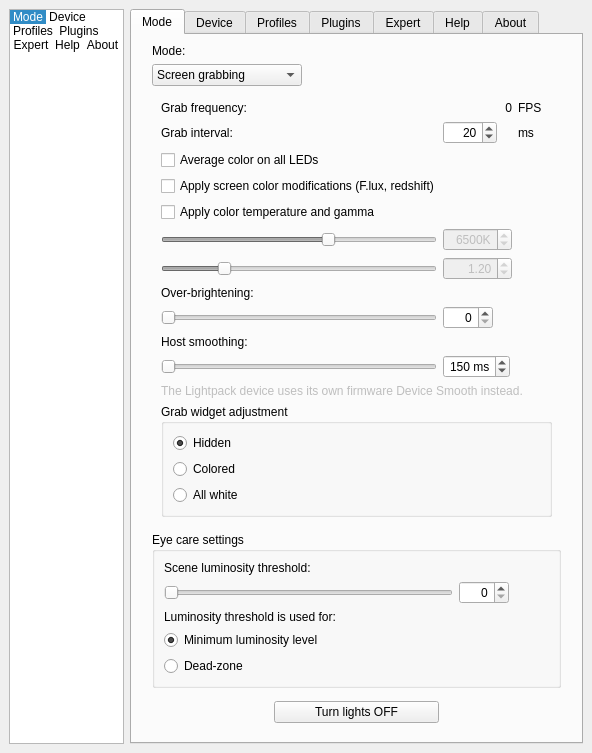
Qt form Software/src/SettingsWindow.ui (locasmendes/Lightpack) before a commit.
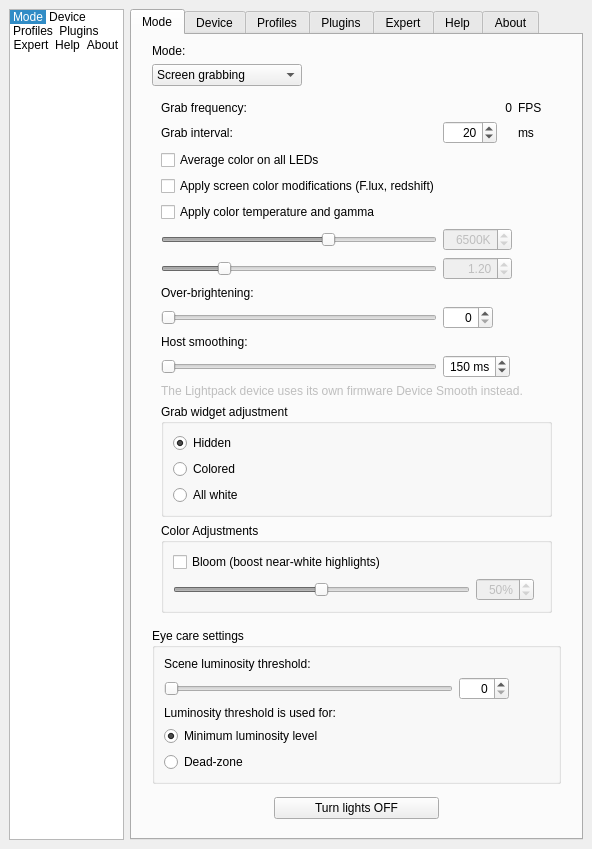
The same form after that commit. The open tabs and pages were chosen to show the change. Icons and pictures are not drawn. Custom widgets are drawn as their Qt base class.

Commit message: Add Bloom effect for near-white/lens-flare highlights (Fase 4)

Patch:
```diff
--- a/Software/src/SettingsWindow.ui
+++ b/Software/src/SettingsWindow.ui
@@ -826,6 +826,68 @@
               </layout>
              </widget>
             </item>
+            <item>
+             <widget class="QGroupBox" name="groupBox_ColorAdjustments">
+              <property name="title">
+               <string>Color Adjustments</string>
+              </property>
+              <layout class="QGridLayout" name="gridLayout_ColorAdjustments">
+               <item row="0" column="0" colspan="3">
+                <widget class="QCheckBox" name="checkBox_GrabBloomEnabled">
+                 <property name="whatsThis">
+                  <string>&lt;h4&gt;Bloom&lt;/h4&gt;
+
+Boosts near-white, low-saturation pixels (lens flares, bright highlights) to make them stand out more.</string>
+                 </property>
+                 <property name="text">
+                  <string>Bloom (boost near-white highlights)</string>
+                 </property>
+                </widget>
+               </item>
+               <item row="1" column="0">
+                <widget class="QSlider" name="horizontalSlider_GrabBloomIntensity">
+                 <property name="enabled">
+                  <bool>false</bool>
+                 </property>
+                 <property name="minimum">
+                  <number>0</number>
+                 </property>
+                 <property name="maximum">
+                  <number>100</number>
+                 </property>
+                 <property name="value">
+                  <number>50</number>
+                 </property>
+                 <property name="orientation">
+                  <enum>Qt::Horizontal</enum>
+                 </property>
+                </widget>
+               </item>
+               <item row="1" column="1">
+                <widget class="QSpinBox" name="spinBox_GrabBloomIntensity">
+                 <property name="enabled">
+                  <bool>false</bool>
+                 </property>
+                 <property name="alignment">
+                  <set>Qt::AlignRight|Qt::AlignTrailing|Qt::AlignVCenter</set>
+                 </property>
+                 <property name="suffix">
+                  <string notr="true">%</string>
+                 </property>
+                 <property name="minimum">
+                  <number>0</number>
+                 </property>
+                 <property name="maximum">
+                  <number>100</number>
+                 </property>
+                 <property name="value">
+                  <number>50</number>
+                 </property>
+                </widget>
+               </item>
+              </layout>
+             </widget>
+            </item>
            </layout>
           </widget>
           <widget class="QWidget" name="page_2">
```
Left out of the diff: 67 changed lines with no effect on the pictures. The commit also changes 18 other files.
